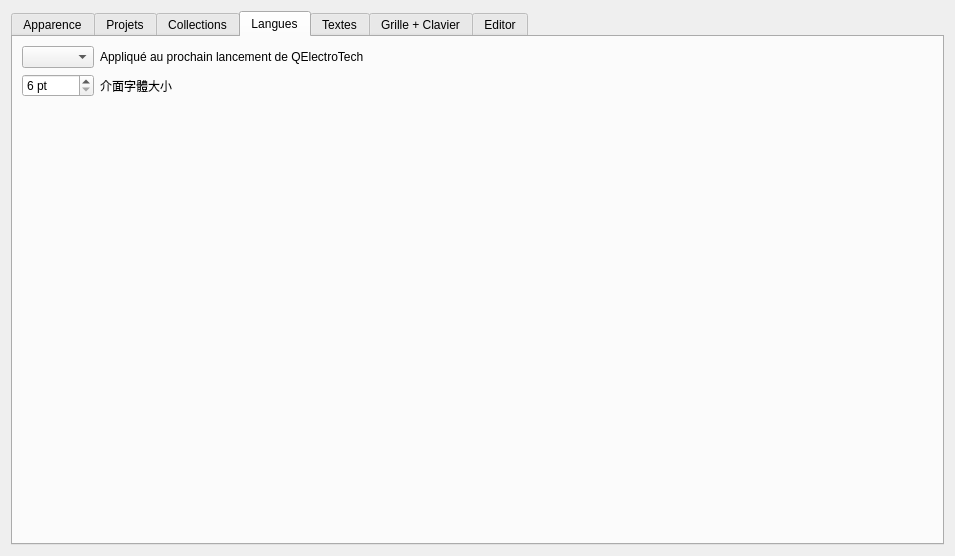
Above: sources/ui/configpage/generalconfigurationpage.ui from jolinjo/QET before the change. Below: the same form after it.
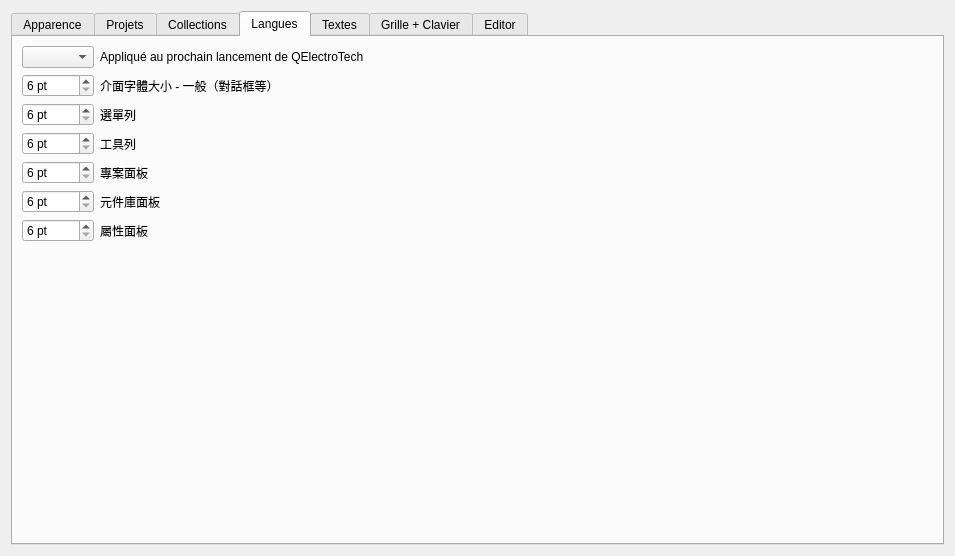
That is the form after the change. The open tabs and pages were chosen to show the change.

Commit message:
feat: 偏好設定支援分區介面字級（選單/工具列/專案/元件庫/屬性），版本升至 0.100.66
- QETDiagramEditor::applyInterfaceFonts()：依設定分別套用字級到 menuBar、
  各 QToolBar、專案面板 dock、元件庫 dock、屬性/自動編號 dock；建構時呼叫。
- 元件庫 grid 字體改讀 fontsize_library（原為繼承字體 ×0.8 固定值）。
- 偏好設定 Langues 分頁新增 6 個字級 spinbox（一般/選單/工具列/專案/元件庫/
  屬性），各區未設定時回退到一般字級；applyConf 存檔並即時套用到開啟中的編輯器。
- 各區設定鍵：uifontsize / fontsize_menu / fontsize_toolbar /
  fontsize_projectpanel / fontsize_library / fontsize_properties。

The edit to the form file:
```diff
--- a/sources/ui/configpage/generalconfigurationpage.ui
+++ b/sources/ui/configpage/generalconfigurationpage.ui
@@ -508,12 +508,70 @@
        </item>
        <item row="1" column="1">
         <widget class="QLabel" name="m_uifontsize_label">
-         <property name="text">
-          <string>介面字體大小</string>
-         </property>
+         <property name="text"><string>介面字體大小 - 一般（對話框等）</string></property>
         </widget>
        </item>
        <item row="2" column="0">
+        <widget class="QSpinBox" name="m_fs_menu_sb">
+         <property name="minimum"><number>6</number></property>
+         <property name="maximum"><number>24</number></property>
+         <property name="suffix"><string> pt</string></property>
+        </widget>
+       </item>
+       <item row="2" column="1">
+        <widget class="QLabel" name="m_fs_menu_label">
+         <property name="text"><string>選單列</string></property>
+        </widget>
+       </item>
+       <item row="3" column="0">
+        <widget class="QSpinBox" name="m_fs_toolbar_sb">
+         <property name="minimum"><number>6</number></property>
+         <property name="maximum"><number>24</number></property>
+         <property name="suffix"><string> pt</string></property>
+        </widget>
+       </item>
+       <item row="3" column="1">
+        <widget class="QLabel" name="m_fs_toolbar_label">
+         <property name="text"><string>工具列</string></property>
+        </widget>
+       </item>
+       <item row="4" column="0">
+        <widget class="QSpinBox" name="m_fs_project_sb">
+         <property name="minimum"><number>6</number></property>
+         <property name="maximum"><number>24</number></property>
+         <property name="suffix"><string> pt</string></property>
+        </widget>
+       </item>
+       <item row="4" column="1">
+        <widget class="QLabel" name="m_fs_project_label">
+         <property name="text"><string>專案面板</string></property>
+        </widget>
+       </item>
+       <item row="5" column="0">
+        <widget class="QSpinBox" name="m_fs_library_sb">
+         <property name="minimum"><number>6</number></property>
+         <property name="maximum"><number>24</number></property>
+         <property name="suffix"><string> pt</string></property>
+        </widget>
+       </item>
+       <item row="5" column="1">
+        <widget class="QLabel" name="m_fs_library_label">
+         <property name="text"><string>元件庫面板</string></property>
+        </widget>
+       </item>
+       <item row="6" column="0">
+        <widget class="QSpinBox" name="m_fs_props_sb">
+         <property name="minimum"><number>6</number></property>
+         <property name="maximum"><number>24</number></property>
+         <property name="suffix"><string> pt</string></property>
+        </widget>
+       </item>
+       <item row="6" column="1">
+        <widget class="QLabel" name="m_fs_props_label">
+         <property name="text"><string>屬性面板</string></property>
+        </widget>
+       </item>
+       <item row="7" column="0">
         <spacer name="verticalSpacer_3">
          <property name="orientation">
           <enum>Qt::Vertical</enum>
```
Left out of the diff: 12 changed lines with no effect on the pictures. The commit also changes 5 other files.
